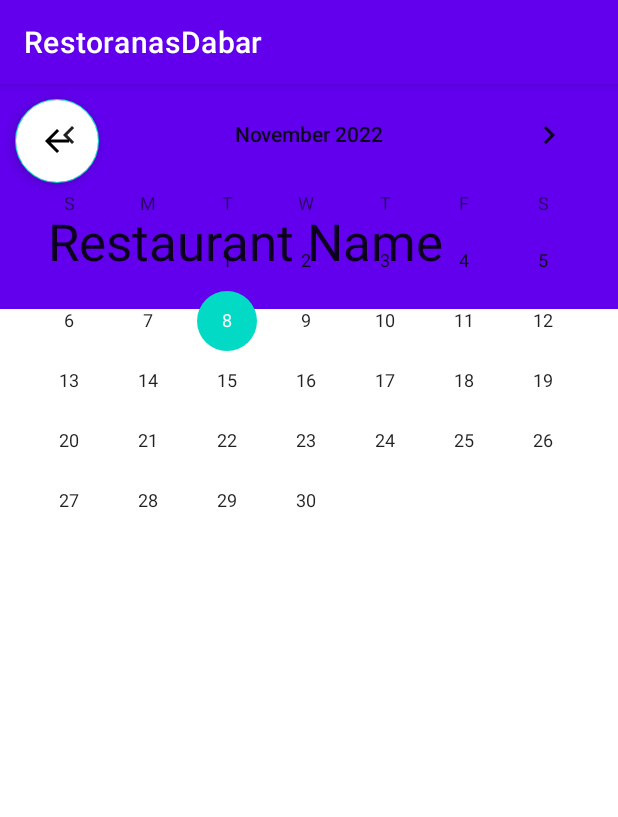
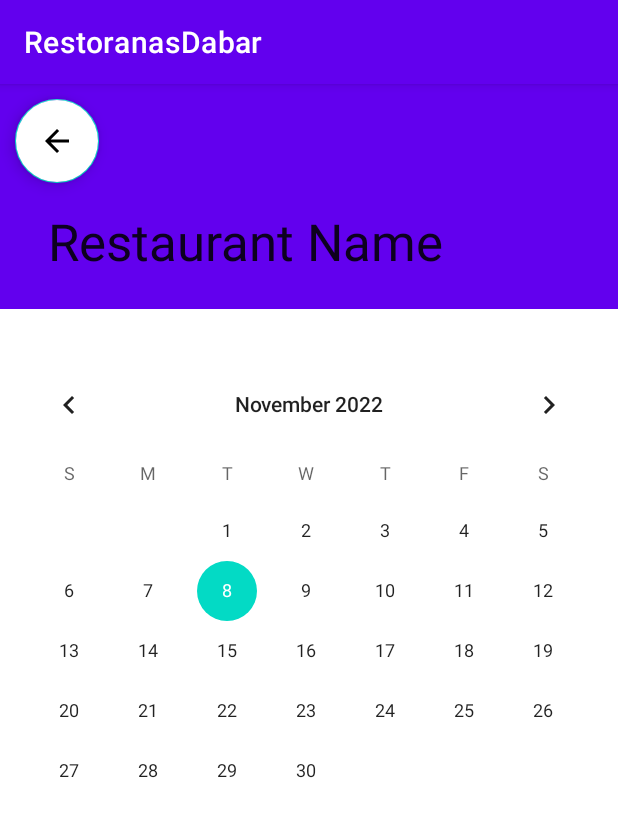
Before and after one commit to rytuks1337/RestoranasDabar, an Android app: the screen it shows after launch (Menu_selector), on a phone screen of 412 x 824 dp. Shown: the top 817 px of the screen. Run offline under Robolectric (Android 15) with nearby library versions, the phone set to English and light mode, and no system bars; libraries missing offline, so code that uses them is left out: com.vishnusivadas.advanced_httpurlconnection.

Commit message:
meniu selektoriaus kalendorius

```diff
--- a/app/src/main/res/layout/activity_menu_selector.xml
+++ b/app/src/main/res/layout/activity_menu_selector.xml
@@ -1,5 +1,5 @@
 <?xml version="1.0" encoding="utf-8"?>
-<androidx.constraintlayout.widget.ConstraintLayout xmlns:android="http://schemas.android.com/apk/res/android"
+<RelativeLayout xmlns:android="http://schemas.android.com/apk/res/android"
     xmlns:tools="http://schemas.android.com/tools"
     android:layout_width="match_parent"
     android:layout_height="match_parent"
@@ -10,8 +10,8 @@
         android:id="@+id/coordinatorLayout2"
         android:layout_width="match_parent"
         android:layout_height="match_parent"
-        tools:layout_editor_absoluteX="0dp"
-        tools:layout_editor_absoluteY="0dp">
+        tools:layout_editor_absoluteX="16dp"
+        tools:layout_editor_absoluteY="-26dp">
 
         <com.google.android.material.appbar.AppBarLayout
             android:id="@+id/menu_app_bar_layout"
@@ -65,5 +65,6 @@
         android:id="@+id/calendarView1"
         android:layout_width="match_parent"
         android:layout_height="match_parent"
-        app:layout_constraintTop_toTopOf="parent" />
-</androidx.constraintlayout.widget.ConstraintLayout>
+        android:layout_marginTop="180dp"
+        />
+</RelativeLayout>
```
